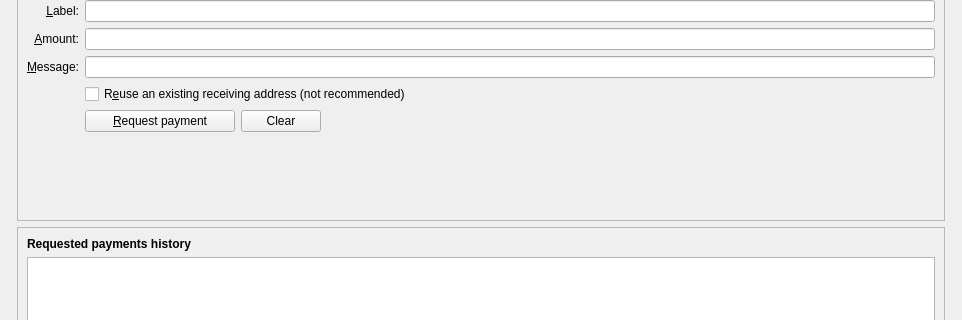
Old version of the form src/qt/forms/receivecoinsdialog.ui in the repository ZENZO-Ecosystem/ZENZO-Core-Archive; both pictures show x 0 to 962 and y 112 to 432 of the 962 by 616 pixel window.
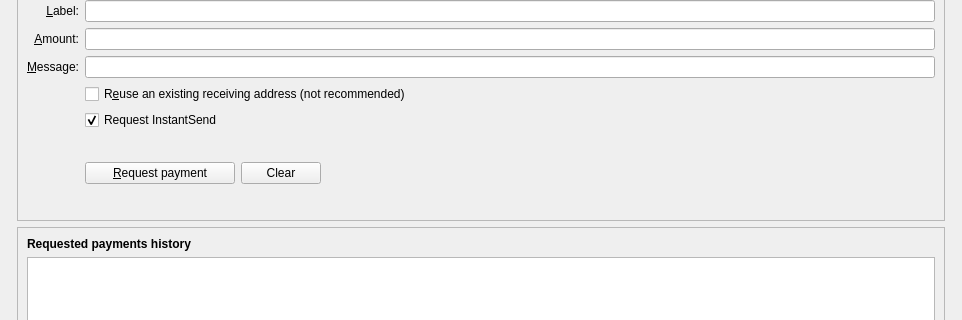
New version of the form. Icons and pictures are not drawn. Custom widgets are drawn as their Qt base class.

Commit message: [Qt] Add InstantSend to Payment Requests

The edit to the form file:
```diff
--- a/src/qt/forms/receivecoinsdialog.ui
+++ b/src/qt/forms/receivecoinsdialog.ui
@@ -235,14 +235,24 @@
                </property>
               </widget>
              </item>
-             <item row="8" column="0">
+             <item row="9" column="0">
               <widget class="QLabel" name="label_7">
                <property name="text">
                 <string/>
                </property>
               </widget>
              </item>
-             <item row="8" column="2">
+            <item row="8" column="2">
+             <widget class="QCheckBox" name="checkUseInstantSend">
+              <property name="text">
+               <string>Request InstantSend</string>
+              </property>
+              <property name="checked">
+               <bool>true</bool>
+              </property>
+             </widget>
+            </item>
+             <item row="9" column="2">
               <layout class="QHBoxLayout" name="horizontalLayout">
                <item>
                 <widget class="QPushButton" name="receiveButton">
```
The commit also changes 3 other files.
